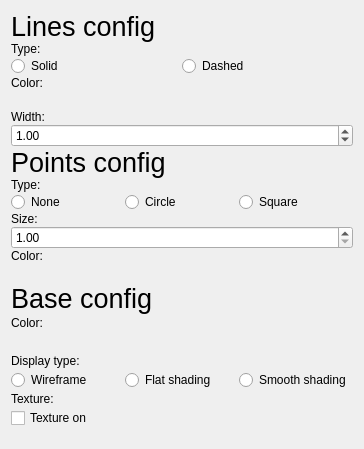
Before: the Qt Designer form src/widgets/UI/Object3DConfigView.ui in DisonGo/s21_3DViewer, drawn with Qt 5.
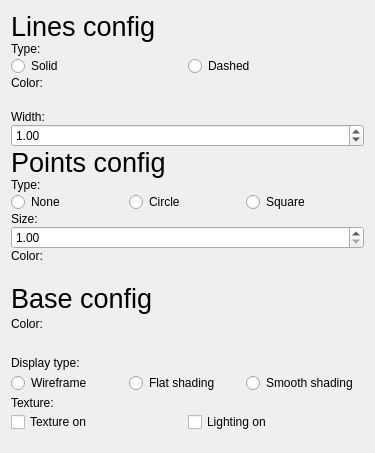
After: the same form once the commit is applied. Custom widgets are drawn as their Qt base class.

Commit message: textures. WIP. Added SILO image loading lib. Fixed parsing of negative uv indices in BaseParser. Added Lighting toogle to Object3D. Enabled forced normal generation. Use of SILO fixed a lot of crashes related to textures.

```diff
--- a/src/widgets/UI/Object3DConfigView.ui
+++ b/src/widgets/UI/Object3DConfigView.ui
@@ -6,8 +6,8 @@
    <rect>
     <x>0</x>
     <y>0</y>
-    <width>364</width>
-    <height>449</height>
+    <width>375</width>
+    <height>453</height>
    </rect>
   </property>
   <property name="windowTitle">
@@ -354,12 +354,23 @@
       </widget>
      </item>
      <item>
+      <layout class="QHBoxLayout" name="horizontalLayout_4">
+       <item>
       <widget class="QCheckBox" name="texture_toggleCB">
        <property name="text">
         <string>Texture on</string>
        </property>
       </widget>
      </item>
+       <item>
+        <widget class="QCheckBox" name="lighting_toggleCB">
+         <property name="text">
+          <string>Lighting on</string>
+         </property>
+        </widget>
+       </item>
+      </layout>
+     </item>
     </layout>
    </item>
   </layout>
```
Left out of the diff: 2 changed lines with no effect on the pictures. Lines whose indentation alone changed are shown as unchanged. The commit also changes 29 other files.
